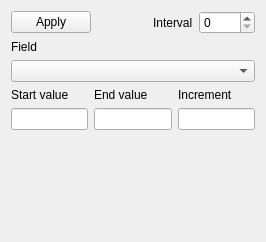
Old version of the form TrackEditor/EditSeriesDialog.ui in the repository Zizin13/Roller.
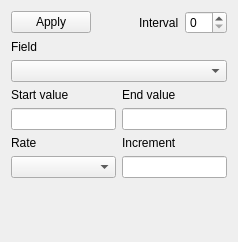
New version of the form.

Commit message: edit in series logarithmic algorithm works

The edit to the form file:
```diff
--- a/TrackEditor/EditSeriesDialog.ui
+++ b/TrackEditor/EditSeriesDialog.ui
@@ -6,7 +6,7 @@
    <rect>
     <x>0</x>
     <y>0</y>
-    <width>266</width>
+    <width>238</width>
     <height>242</height>
    </rect>
   </property>
@@ -81,6 +81,13 @@
    </item>
    <item>
     <layout class="QGridLayout" name="gridLayout3">
+     <item row="2" column="4">
+      <widget class="QLabel" name="lblFunction">
+       <property name="text">
+        <string>Rate</string>
+       </property>
+      </widget>
+     </item>
      <item row="0" column="4">
       <widget class="QLabel" name="lblStartValue">
        <property name="toolTip">
@@ -107,7 +114,10 @@
      <item row="1" column="5">
       <widget class="QLineEdit" name="leEndValue"/>
      </item>
-     <item row="0" column="6">
+     <item row="3" column="4">
+      <widget class="QComboBox" name="cbRate"/>
+     </item>
+     <item row="2" column="5">
       <widget class="QLabel" name="lblIncrement">
        <property name="toolTip">
         <string>Amount to alter field value each iteration (optional)</string>
@@ -117,7 +127,7 @@
        </property>
       </widget>
      </item>
-     <item row="1" column="6">
+     <item row="3" column="5">
       <widget class="QLineEdit" name="leIncrement"/>
      </item>
     </layout>
```
Left out of the diff: 6 changed lines with no effect on the pictures. The commit also changes 2 other files.
